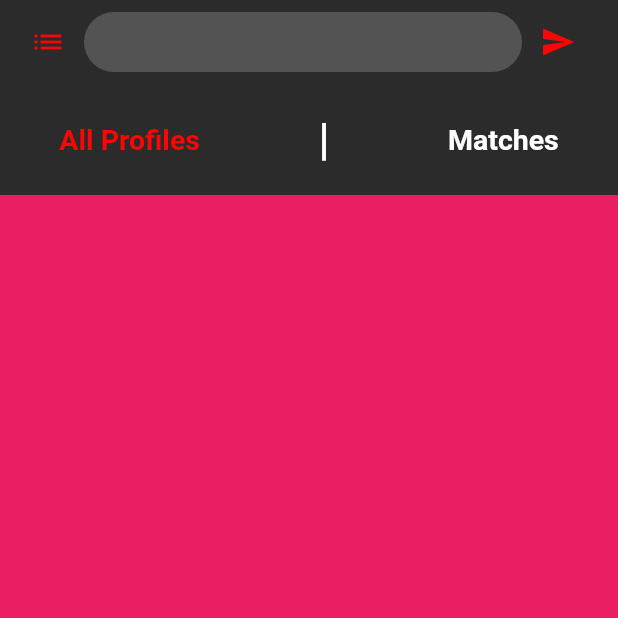
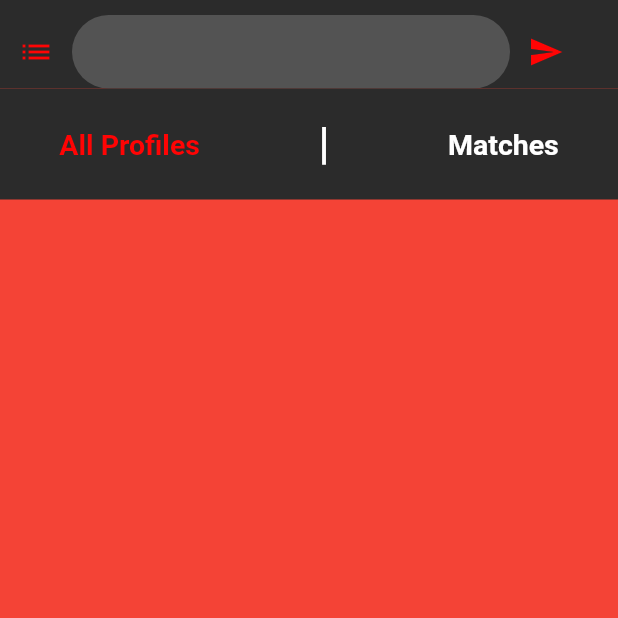
Before and after one commit to gunreddyvishnu/ucb, a Flutter app: the screen it shows after launch, on a phone screen of 412 x 824 dp, the top half of it. Run offline on Flutter 3.47's test engine with Material 2 defaults, Android fonts, the phone set to English and light mode, and no system bars; drawn by our look-alikes of flutter_zoom_drawer.

Commit message:
v lab 1.0.0

```diff
--- /dev/null
+++ b/lib/globalcontroller.dart
@@ -0,0 +1,13 @@
+import 'package:flutter/material.dart';
+
+class Globalconroller{
+
+ static  PageController pagecont1=new PageController(
+  initialPage: 0
+ );
+
+
+static bool navbarvisible=true;
+
+
+}
--- a/lib/main.dart
+++ b/lib/main.dart
@@ -3,6 +3,9 @@ import 'dart:typed_data';
 
 import 'package:flutter/material.dart';
 import 'package:flutter/rendering.dart';
+import 'package:flutter_zoom_drawer/flutter_zoom_drawer.dart';
+
+import 'globalcontroller.dart';
 
 
 void main() {
@@ -22,13 +25,12 @@ class MyApp extends StatelessWidget {
       //home: Mypage(),
    //   home: Screen2(),
      // home:password_entry(),
-     home: Mainscreen(),
-
-
+     // home: Mainscreen(),
+home: HomePage1(),
+// home: Lolalal(),
     );
   }
 }
-
 /// on start page
 
 class Mypage extends StatefulWidget {
@@ -358,43 +360,124 @@ class _password_entryState extends State<password_entry> {
 
 
 
-class Mainscreen extends StatefulWidget {
-  const Mainscreen({Key? key}) : super(key: key);
+class HomePage1 extends StatefulWidget {
+  const HomePage1({Key? key}) : super(key: key);
 
   @override
-  _MainscreenState createState() => _MainscreenState();
+  _HomePage1State createState() => _HomePage1State();
 }
 
-class _MainscreenState extends State<Mainscreen> {
-
+class _HomePage1State extends State<HomePage1> {
+  bool curentview=false;
+  final _drawerController = ZoomDrawerController();
   @override
   Widget build(BuildContext context) {
     return Scaffold(
+body: ZoomDrawer(
 
-      body: CustomScrollView(
+  controller: _drawerController,
+  style: DrawerStyle.DefaultStyle,
+  menuScreen: Container(
+    color: Colors.green,
+    child: Column(children: [
 
-        slivers: [
 
-          SliverAppBar(
+    ],),
+  ),
+  mainScreen: SafeArea(
+    child: Stack(
+      children: [
+        GestureDetector(
+          onTap: (){
+            setState(() {
+              Globalconroller.navbarvisible=!Globalconroller.navbarvisible;
 
-            snap: true,
-            floating: true,
-            titleSpacing: 8,
+            });
 
-            backgroundColor: Color(0xff2b2b2b),
-            title: Container(
+
+          },
+          onVerticalDragUpdate: (details) {
+            int sensitivity = 8;
+            if (details.delta.dy > sensitivity) {
+              print("down swipe");
+              // Down Swipe
+              Globalconroller.pagecont1.previousPage(duration: Duration(milliseconds: 400), curve: Curves.linear);
+              setState(() {
+                Globalconroller.navbarvisible=true;
+              });
+
+
+
+
+            } else if(details.delta.dy < -sensitivity){
+              print("up swipe");
+
+              Globalconroller.pagecont1.nextPage(duration: Duration(milliseconds: 400), curve: Curves.linear);
+              // Up Swipe
+              setState(() {
+                Globalconroller.navbarvisible=false;
+
+              });
+            }
+          },
+          child: PageView(
+            controller: Globalconroller.pagecont1,
+            physics: NeverScrollableScrollPhysics(),
+            scrollDirection: Axis.vertical,
+            children: [
+
+              Container(color: Colors.red,),
+              Container(color: Colors.green,),
+              Container(color: Colors.blue),
+
+            ],
+          ),
+        ),
+
+
+        Visibility(
+          visible: Globalconroller.navbarvisible,
+          child: Column(
+            children: [
+
+              Container(
+                color: Color(0xff2b2b2b),
                 child: Column(children: [
+                  SizedBox(
+                    height: 10,
+                  ),
                   Row(
                     children: [
-                   IconButton(onPressed: (){}, icon: Icon(Icons.list,color: Color(0xffff0404),)),
+                      IconButton(onPressed: (){
+print("soooooooooooooooooooooooooooooooooooooooooooo");
+// _drawerController.open;
+                        _drawerController.open!();
+
+
+                      }, icon: Icon(Icons.list,color: Color(0xffff0404),)),
 
                       Container(
+                        padding: EdgeInsets.fromLTRB(20, 0, 20, 5),
+                        child: Center(
+                          child: TextField(
+                            decoration: InputDecoration(
+                                border: InputBorder.none
+                            ),
+                            cursorColor: Colors.white,
+                            cursorHeight: 22,
+                            style: TextStyle(
+                                color: Colors.white,
+                                fontSize:18
+                            ),
+
+                          ),
+                        ),
                         decoration: BoxDecoration(
                             color: Color(0xff535353),
-                       borderRadius: BorderRadius.circular(20)
+                            borderRadius: BorderRadius.circular(50)
                         ),
                         width: MediaQuery.of(context).size.width-120,
-                     height: 40,
+                        height: 49,
                       ),
                       IconButton(onPressed: (){}, icon: Icon(Icons.send,color: Color(0xffff0404),)),
 
@@ -406,10 +489,7 @@ class _MainscreenState extends State<Mainscreen> {
 
                 ],),
               ),
-          ),
-          // Next, create a SliverList
-          SliverToBoxAdapter(
-            child: Container(
+              Container(
                 padding: EdgeInsets.fromLTRB(0, 20, 0, 20),
                 color: Color(0xff2b2b2b),
                 child: Row(
@@ -422,34 +502,30 @@ class _MainscreenState extends State<Mainscreen> {
 
                   ],),
               ),
+            ],
+          ),
         ),
 
 
-          SliverList(
-            delegate: SliverChildListDelegate([
-
-              Container(
-                height: 700,
-                color: Colors.pink,
-
-              ),
-
-              Container(
-                height: 700,
-                color: Colors.green,
-
-              ),
-              Container(
-                height: 700,
-                color: Colors.pink,
-
-              )
-
-            ]),
-          ),
 
       ],
     ),
+  ),
+
+  borderRadius: 40.0,
+  showShadow: true,
+  angle: -12.0,
+  backgroundColor: Colors.grey,
+  slideWidth: MediaQuery.of(context).size.width*.55,
+  openCurve: Curves.fastOutSlowIn,
+  closeCurve: Curves.bounceIn,
+),
+
+
+
+
     );
   }
 }
+
+//////////////////....................///////////////////////////////////////////////
--- a/pubspec.yaml
+++ b/pubspec.yaml
@@ -21,6 +21,7 @@ environment:
   sdk: ">=2.12.0 <3.0.0"
 
 dependencies:
+  flutter_zoom_drawer:
   socket_io_client:
   socket_io: ^1.0.1
   flutter:
```
Also changed, not shown: pubspec.lock. Lines whose indentation alone changed are shown as unchanged.
